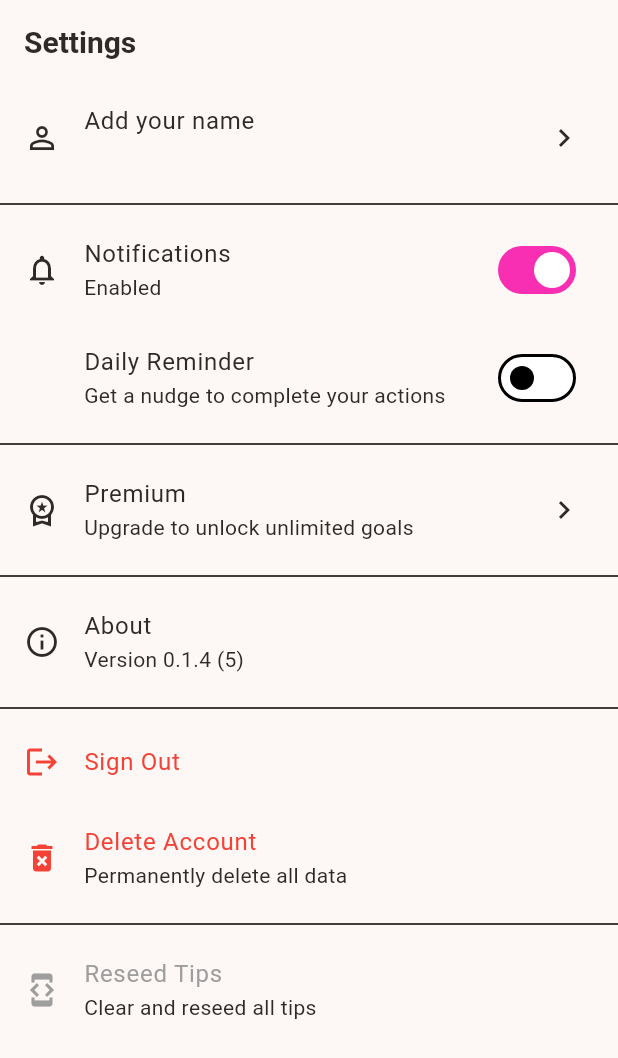
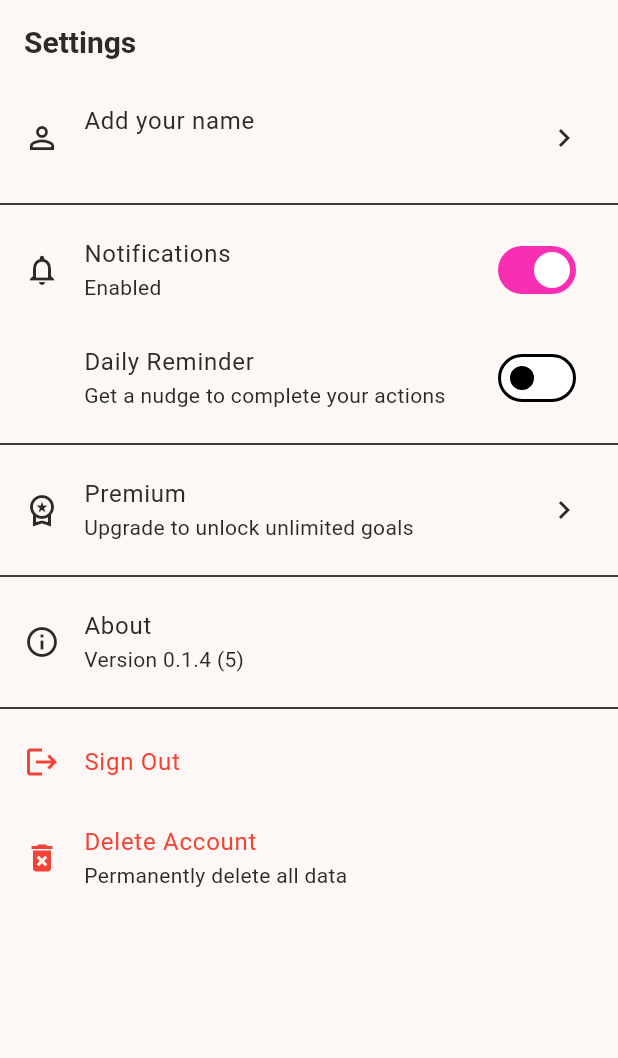
Before and after one commit to sixtusagbo/aspire, a Flutter app: the SettingsScreen screen opened by its route, on a phone screen of 412 x 824 dp. Shown: the top 1058 px of the screen. Run offline on Flutter 3.47's test engine with Material 3 defaults, Android fonts, the phone set to English and light mode, and no system bars; drawn by our look-alikes of toastification, upgrader; our stand-ins replace cloud_firestore, cloud_functions, confetti, dart_mappable, firebase_auth, firebase_core and 13 more; missing offline and left inert: purchases_flutter; accounts and stored records are empty; generated files the repository leaves out were written again.

Commit message:
Remove developer section from settings

```diff
--- a/lib/features/settings/settings_screen.dart
+++ b/lib/features/settings/settings_screen.dart
@@ -1,11 +1,9 @@
 import 'package:aspire/core/utils/app_router.dart';
 import 'package:aspire/core/utils/toast_helper.dart';
-import 'package:aspire/data/sample_tips.dart';
 import 'package:aspire/services/auth_service.dart';
 import 'package:aspire/services/goal_service.dart';
 import 'package:aspire/services/notification_service.dart';
 import 'package:aspire/services/revenue_cat_service.dart';
-import 'package:aspire/services/tip_service.dart';
 import 'package:aspire/services/user_service.dart';
 import 'package:flutter/material.dart';
 import 'package:flutter_hooks/flutter_hooks.dart';
@@ -426,25 +424,6 @@ class SettingsScreen extends HookConsumerWidget {
                 : null,
             onTap: isDeleting.value ? null : handleDeleteAccount,
           ),
-          const Divider(),
-
-          // Developer section (hidden in production)
-          ListTile(
-            leading: const Icon(Icons.developer_mode, color: Colors.grey),
-            title:
-                const Text('Reseed Tips', style: TextStyle(color: Colors.grey)),
-            subtitle: const Text('Clear and reseed all tips'),
-            onTap: () async {
-              final tipService = ref.read(tipServiceProvider);
-              try {
-                await tipService.reseedTips();
-                ref.invalidate(tipOfTheDayProvider);
-                ToastHelper.showSuccess('Tips reseeded (${sampleTips.length})');
-              } catch (e) {
-                ToastHelper.showError('Failed to reseed tips');
-              }
-            },
-          ),
         ],
       ),
     );
```
